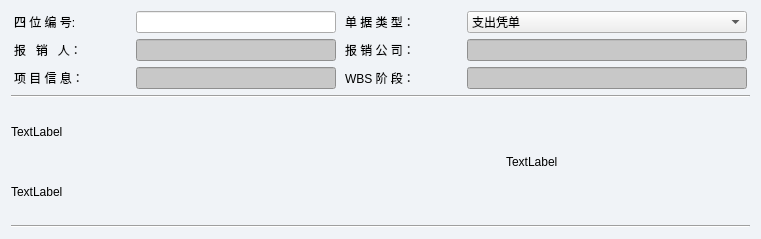
This is InvoiceApp/uploadinginfoform.ui in 16071454/work as Qt 5 draws it before an edit. The edited form follows.
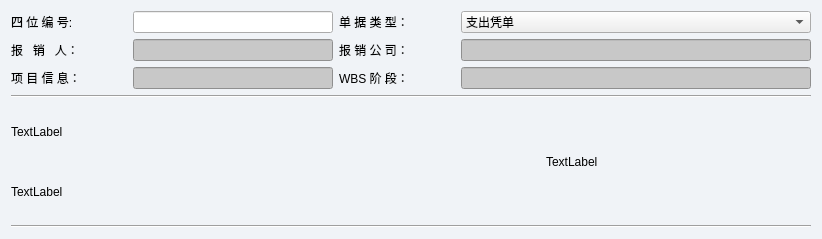
This is the edited form.

```diff
--- a/InvoiceApp/uploadinginfoform.ui
+++ b/InvoiceApp/uploadinginfoform.ui
@@ -130,13 +130,13 @@
          </property>
          <property name="minimumSize">
           <size>
-           <width>280</width>
+           <width>350</width>
            <height>0</height>
           </size>
          </property>
          <property name="maximumSize">
           <size>
-           <width>280</width>
+           <width>350</width>
            <height>16777215</height>
           </size>
          </property>
@@ -193,13 +193,13 @@
          </property>
          <property name="minimumSize">
           <size>
-           <width>280</width>
+           <width>350</width>
            <height>0</height>
           </size>
          </property>
          <property name="maximumSize">
           <size>
-           <width>280</width>
+           <width>350</width>
            <height>16777215</height>
           </size>
          </property>
@@ -381,13 +381,13 @@
          </property>
          <property name="minimumSize">
           <size>
-           <width>280</width>
+           <width>350</width>
            <height>0</height>
           </size>
          </property>
          <property name="maximumSize">
           <size>
-           <width>280</width>
+           <width>350</width>
            <height>16777215</height>
           </size>
          </property>
```
